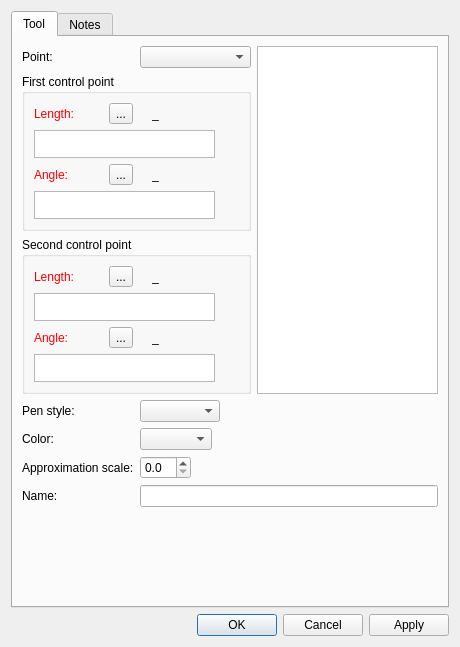
dismine/valentina, file src/libs/vtools/dialogs/tools/dialogsplinepath.ui: the form before one commit.
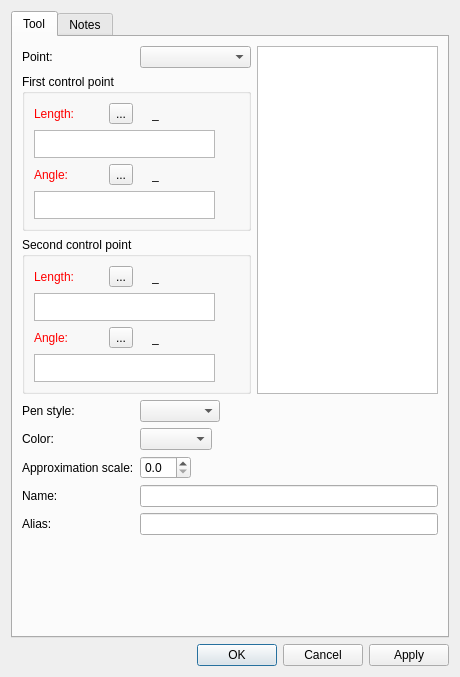
The form after the commit. Icons and pictures are not drawn. Custom widgets are drawn as their Qt base class.

Commit message: Alias field for tool Spline Path.

The edit to the form file:
```diff
--- a/src/libs/vtools/dialogs/tools/dialogsplinepath.ui
+++ b/src/libs/vtools/dialogs/tools/dialogsplinepath.ui
@@ -7,7 +7,7 @@
     <x>0</x>
     <y>0</y>
     <width>460</width>
-    <height>647</height>
+    <height>677</height>
    </rect>
   </property>
   <property name="windowTitle">
@@ -887,6 +887,16 @@
            </property>
           </widget>
          </item>
+         <item row="4" column="0">
+          <widget class="QLabel" name="labelAlias">
+           <property name="text">
+            <string>Alias:</string>
+           </property>
+          </widget>
+         </item>
+         <item row="4" column="1">
+          <widget class="QLineEdit" name="lineEditAlias"/>
+         </item>
         </layout>
        </item>
        <item>
```
The commit also changes 12 other files.
